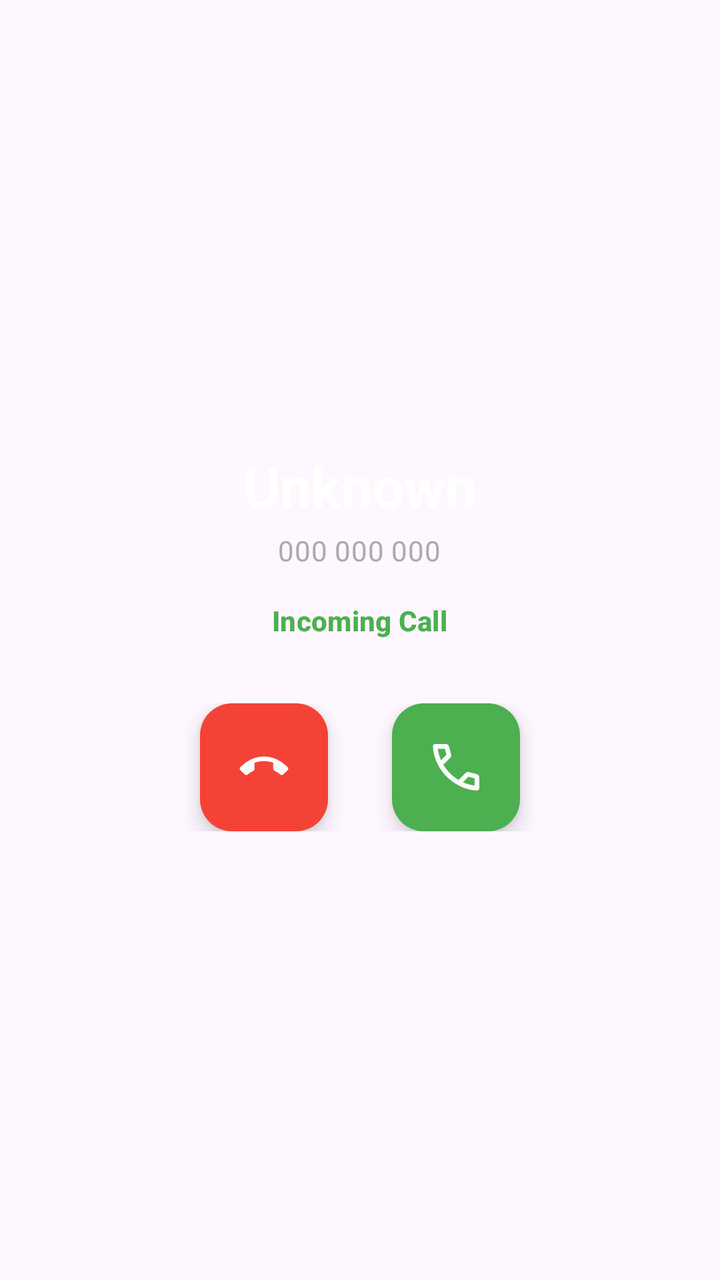
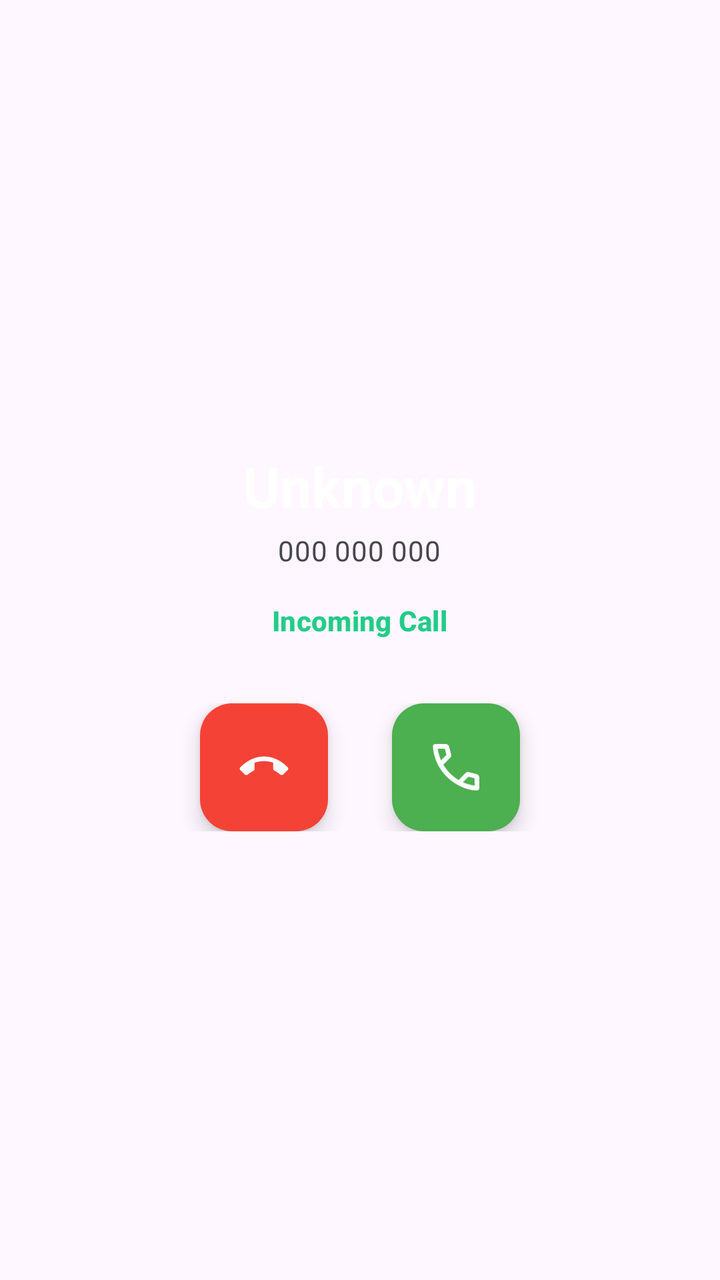

Compare the two renders of this Android layout. The source of the first and the diff that turns it into the second are given below.
<!-- AndroidManifest.xml: activity theme Theme.Smartwatch -->
<!-- res/layout/activity_call.xml -->
<?xml version="1.0" encoding="utf-8"?>
<LinearLayout xmlns:android="http://schemas.android.com/apk/res/android"
    android:id="@+id/rootLayout"
    android:layout_width="match_parent"
    android:layout_height="match_parent"
    android:orientation="vertical"
    android:gravity="center"
    android:background="?android:attr/colorBackground"
    android:padding="16dp">

    <TextView
        android:id="@+id/tv_caller_name"
        android:layout_width="wrap_content"
        android:layout_height="wrap_content"
        android:text="@string/call_unknown"
        android:textColor="@android:color/white"
        android:textAppearance="?attr/textAppearanceHeadlineMedium"
        android:textStyle="bold"
        android:gravity="center"
        android:maxLines="2"
        android:ellipsize="end" />

    <TextView
        android:id="@+id/tv_caller_number"
        android:layout_width="wrap_content"
        android:layout_height="wrap_content"
        android:text="000 000 000"
        android:textColor="#AAAAAA"
        android:textAppearance="?attr/textAppearanceBodyMedium"
        android:layout_marginTop="4dp"
        android:gravity="center" />

    <TextView
        android:id="@+id/tv_call_status"
        android:layout_width="wrap_content"
        android:layout_height="wrap_content"
        android:text="@string/call_incoming"
        android:textColor="#4CAF50"
        android:textAppearance="?attr/textAppearanceLabelLarge"
        android:layout_marginTop="16dp"
        android:textStyle="bold" />

    <LinearLayout
        android:layout_width="match_parent"
        android:layout_height="wrap_content"
        android:orientation="horizontal"
        android:gravity="center"
        android:layout_marginTop="32dp"
        xmlns:app="http://schemas.android.com/apk/res-auto">

        <com.google.android.material.floatingactionbutton.FloatingActionButton
            android:id="@+id/btn_reject"
            android:layout_width="wrap_content"
            android:layout_height="wrap_content"
            app:backgroundTint="@color/call_reject"
            app:srcCompat="@drawable/ic_call_end"
            app:fabCustomSize="64dp"
            app:maxImageSize="28dp"
            app:tint="@android:color/white"
            app:borderWidth="0dp"
            app:shapeAppearanceOverlay="@style/ShapeAppearance.App.Circle"
            android:contentDescription="@string/call_reject" />

        <Space
            android:layout_width="32dp"
            android:layout_height="wrap_content" />

        <com.google.android.material.floatingactionbutton.FloatingActionButton
            android:id="@+id/btn_answer"
            android:layout_width="wrap_content"
            android:layout_height="wrap_content"
            app:backgroundTint="@color/call_answer"
            app:srcCompat="@drawable/ic_call_answer"
            app:fabCustomSize="64dp"
            app:maxImageSize="28dp"
            app:tint="@android:color/white"
            app:borderWidth="0dp"
            app:shapeAppearanceOverlay="@style/ShapeAppearance.App.Circle"
            android:contentDescription="@string/call_answer" />

    </LinearLayout>

</LinearLayout>
<!-- resources referenced by this layout -->
<resources>
  <color name="call_answer">#4CAF50</color>
  <color name="call_reject">#F44336</color>
  <!-- drawable ic_call_answer (drawable) -->
  <vector xmlns:android="http://schemas.android.com/apk/res/android"
      android:width="24dp"
      android:height="24dp"
      android:viewportWidth="24"
      android:viewportHeight="24">
      <path
          android:fillColor="#000000"
          android:pathData="M20,15.5c-1.25,0 -2.45,-0.2 -3.57,-0.57c-0.11,-0.03 -0.21,-0.05 -0.31,-0.05c-0.26,0 -0.51,0.1 -0.71,0.29l-2.2,2.2C10.38,15.93 8.07,13.62 6.63,10.79l2.2,-2.2C9.12,8.3 9.2,7.9 9.09,7.57C8.72,6.45 8.52,5.25 8.52,4c0,-0.55 -0.45,-1 -1,-1H4.19c-0.55,0 -1,0.45 -1,1c0,9.39 7.61,17 17,17c0.55,0 1,-0.45 1,-1v-3.5c0,-0.55 -0.45,-1 -1,-1z" />
  </vector>
  <!-- drawable ic_call_end (drawable) -->
  <vector xmlns:android="http://schemas.android.com/apk/res/android"
      android:width="24dp"
      android:height="24dp"
      android:viewportWidth="24"
      android:viewportHeight="24">
      
      <group
          android:pivotX="12"
          android:pivotY="12"
          android:scaleX="0.88"
          android:scaleY="0.88">
          <path
              android:fillColor="#000000"
              android:pathData="M12,9c-1.6,0 -3.15,0.25 -4.6,0.72v3.1c0,0.39 -0.23,0.74 -0.58,0.9 -0.96,0.43 -1.84,1.02 -2.61,1.72C4.03,15.62 3.7,15.75 3.38,15.75c-0.34,0 -0.66,-0.13 -0.91,-0.38l-1.99,-1.99C0.3,13.2 0.18,12.94 0.18,12.66c0,-0.28 0.11,-0.54 0.3,-0.72C3.98,8.48 7.8,6.72 12,6.72s8.02,1.76 11.52,5.22c0.19,0.18 0.3,0.44 0.3,0.72c0,0.28 -0.11,0.54 -0.3,0.72l-1.99,1.99c-0.25,0.25 -0.57,0.38 -0.91,0.38c-0.32,0 -0.65,-0.13 -0.93,-0.38 -0.77,-0.7 -1.65,-1.29 -2.61,-1.72 -0.35,-0.16 -0.58,-0.51 -0.58,-0.9V9.72C15.15,9.25 13.6,9 12,9z" />
      </group>
  </vector>
  <string name="call_answer">Answer</string>
  <string name="call_incoming">Incoming Call</string>
  <string name="call_reject">Reject</string>
  <string name="call_unknown">Unknown</string>
  <style name="Shape.Small" parent="ShapeAppearance.Material3.SmallComponent">
          <item name="cornerSize">10dp</item>
      </style>
  <style name="Shape.Medium" parent="ShapeAppearance.Material3.MediumComponent">
          <item name="cornerSize">16dp</item>
      </style>
  <style name="Shape.Large" parent="ShapeAppearance.Material3.LargeComponent">
          <item name="cornerSize">24dp</item>
      </style>
  <!-- unchanged entries left out for length: 1 -->
</resources>

<!-- the commit's change to res/layout/activity_call.xml (unified diff, before → after) -->
@@ -25,7 +25,7 @@
         android:layout_width="wrap_content"
         android:layout_height="wrap_content"
         android:text="000 000 000"
-        android:textColor="#AAAAAA"
+        android:textColor="?android:attr/textColorSecondary"
         android:textAppearance="?attr/textAppearanceBodyMedium"
         android:layout_marginTop="4dp"
         android:gravity="center" />
@@ -35,7 +35,7 @@
         android:layout_width="wrap_content"
         android:layout_height="wrap_content"
         android:text="@string/call_incoming"
-        android:textColor="#4CAF50"
+        android:textColor="?attr/colorTertiary"
         android:textAppearance="?attr/textAppearanceLabelLarge"
         android:layout_marginTop="16dp"
         android:textStyle="bold" />
